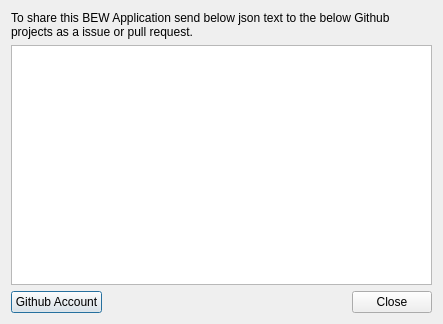
This is src/bewsharedialog.ui in realbardia/bew as Qt 5 draws it before an edit. The edited form follows.
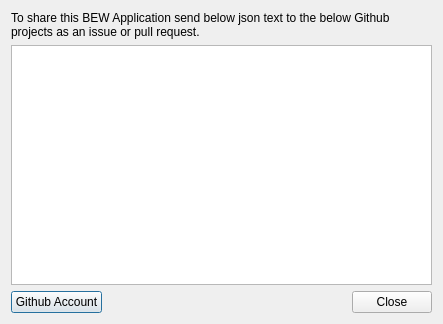
This is the edited form.

Patch:
```diff
--- a/src/bewsharedialog.ui
+++ b/src/bewsharedialog.ui
@@ -17,7 +17,7 @@
    <item>
     <widget class="QLabel" name="label">
      <property name="text">
-      <string>To share this BEW Application send below json text to the below Github projects as a issue or pull request.</string>
+      <string>To share this BEW Application send below json text to the below Github projects as an issue or pull request.</string>
      </property>
      <property name="wordWrap">
       <bool>true</bool>
```
